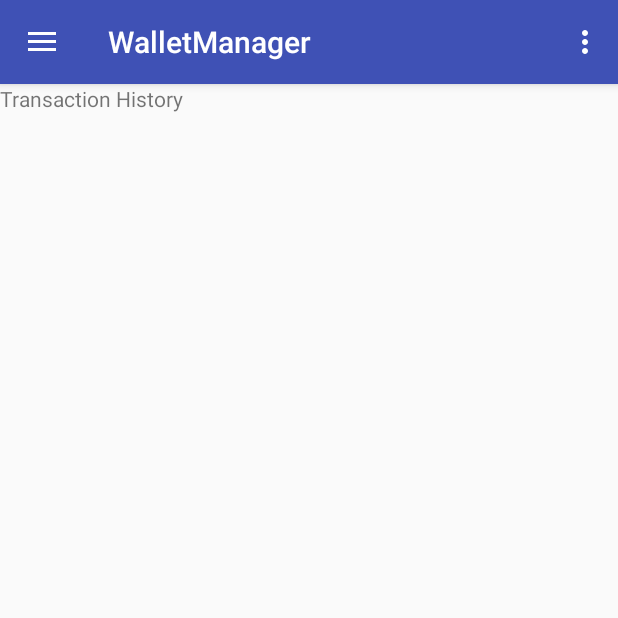
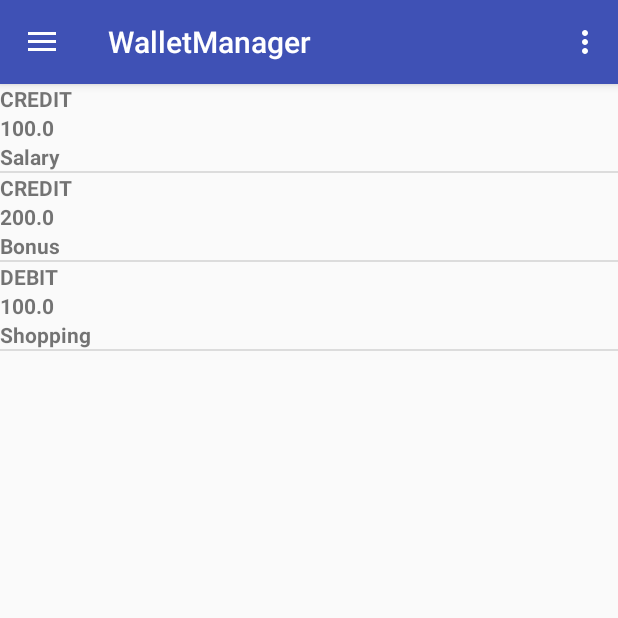
Before and after one commit to Dom07/WalletManager, an Android app: the screen it shows after launch (MainActivity), in the side drawer, after a tap on "Transaction History", on a phone screen of 412 x 824 dp, the top half of it. Run offline under Robolectric (Android 15) with nearby library versions, the phone set to English and light mode, and no system bars; 2 statements that could not run were skipped.

Commit message:
Created ListView for TransactionHistory along with adapter. Db part is left

```diff
--- a/app/src/main/java/com/dom5230/utility/walletmanager/MySqliteTaskHelper.java
+++ b/app/src/main/java/com/dom5230/utility/walletmanager/MySqliteTaskHelper.java
@@ -1,12 +1,10 @@
 package com.dom5230.utility.walletmanager;
 
-import android.content.ContentValues;
 import android.content.Context;
 import android.database.Cursor;
 import android.database.sqlite.SQLiteDatabase;
 import android.database.sqlite.SQLiteOpenHelper;
 import android.util.Log;
-import android.widget.Toast;
 
 /**
  * Created by root on 7/3/18.
@@ -16,8 +14,6 @@ public class MySqliteTaskHelper extends SQLiteOpenHelper {
 
     private static MySqliteTaskHelper sqliteTaskHelperInstance = null;
     private SQLiteDatabase db;
-    private final String CREDIT = "CREDIT";
-    private final String DEBIT = "DEBIT";
 
     public MySqliteTaskHelper(Context context) {
         super(context, "transaction.db",null,1);
@@ -33,6 +29,7 @@ public class MySqliteTaskHelper extends SQLiteOpenHelper {
     @Override
     public void onCreate(SQLiteDatabase db) {
         db.execSQL("CREATE TABLE MAIN_BALANCE (NAME TEXT, BALANCE NUMBER)");
+        db.execSQL("CREATE TABLE TRANS_HISTORY (SERIAL_NUMBER NUMBER PRIMARY KEY AUTOINCREMENT DEFAULT 1, TIMESTAMP NUMBER, TRANS_MODE STRING, AMOUNT NUMBER) ");
     }
 
     @Override
@@ -40,58 +37,6 @@ public class MySqliteTaskHelper extends SQLiteOpenHelper {
         db.execSQL("DROP TABLE IF EXISTS MAIN_BALANCE");
         onCreate(db);
     }
-
-//    public void processTransaction(String transactionMode, float amount, Context context){
-//        float currentBalance = getCurrentBalance(context);
-//        Log.d("SQL","CurrentBalance : Rs."+currentBalance);
-//        sqliteTaskHelperInstance = MySqliteTaskHelper.getInstance(context);
-//        db = sqliteTaskHelperInstance.getWritableDatabase();
-//        if(transactionMode.equals(CREDIT)){
-//            currentBalance+=amount;
-//            Log.d("SQL","After Credit, CurrentBalance : Rs."+currentBalance);
-//        }else{
-//            currentBalance-=amount;
-//            Log.d("SQL","After Debit, CurrentBalance : Rs."+currentBalance);
-//        }
-//        ContentValues values = new ContentValues();
-//        values.put("BALANCE", currentBalance);
-//        db.update("MAIN_BALANCE", values, "NAME ='TOTAL'", null);
-//        close(db, sqliteTaskHelperInstance);
-//    }
-
-
-//    public void onTransaction(Float amount, Context context,String transactionMode){
-//        if(transactionMode.equals(CREDIT)){
-//            if(checkIfRowExists(context)==0)
-//                firstCredit(context, amount);
-//            else{
-//                processTransaction(transactionMode, amount, context);
-//            }
-//        }
-//        else if(transactionMode.equals(DEBIT)){
-//            if(checkIfRowExists(context)==0)
-//                Toast.makeText(context,"Nothing to Debit",Toast.LENGTH_SHORT).show();
-//            else{
-//                processTransaction(transactionMode, amount, context);
-//            }
-//        }
-//    }
-
-
-//    public void firstCredit(Context context, float amount){
-//        if(checkIfRowExists(context) == 0) {
-//            sqliteTaskHelperInstance = MySqliteTaskHelper.getInstance(context);
-//            db = sqliteTaskHelperInstance.getWritableDatabase();
-//            ContentValues values = new ContentValues();
-//            values.put("NAME", "TOTAL");
-//            values.put("BALANCE", amount);
-//            db.insert("MAIN_BALANCE", null, values);
-//            Log.d("SQL","First Row Inserted");
-//            close(db,sqliteTaskHelperInstance);
-//        }else{
-//            Log.d("SQL", "Row Exists");
-//        }
-//    }
 
     public int checkIfRowExists(Context context){
         sqliteTaskHelperInstance = MySqliteTaskHelper.getInstance(context);
--- a/app/src/main/java/com/dom5230/utility/walletmanager/TransactionHistory.java
+++ b/app/src/main/java/com/dom5230/utility/walletmanager/TransactionHistory.java
@@ -8,6 +8,7 @@ import android.support.v4.app.Fragment;
 import android.view.LayoutInflater;
 import android.view.View;
 import android.view.ViewGroup;
+import android.widget.ListView;
 
 
 public class TransactionHistory extends Fragment {
@@ -15,6 +16,12 @@ public class TransactionHistory extends Fragment {
     @Override
     public View onCreateView(LayoutInflater inflater, @Nullable ViewGroup container, @Nullable Bundle savedInstanceState) {
         View view = inflater.inflate(R.layout.fragment_transaction_history, container, false);
+        String[] mode ={"CREDIT","CREDIT","DEBIT"};
+        float[] amount = {100,200,100};
+        String[] reason = {"Salary","Bonus","Shopping"};
+        ListView lv = view.findViewById(R.id.lvTransactionsHistory);
+        TransactionHistoryAdapter ta = new TransactionHistoryAdapter(getActivity(),mode,amount,reason);
+        lv.setAdapter(ta);
         return view;
     }
 }
--- /dev/null
+++ b/app/src/main/java/com/dom5230/utility/walletmanager/TransactionHistoryAdapter.java
@@ -0,0 +1,42 @@
+package com.dom5230.utility.walletmanager;
+
+import android.app.Activity;
+import android.view.LayoutInflater;
+import android.view.View;
+import android.view.ViewGroup;
+import android.widget.ArrayAdapter;
+import android.widget.TextView;
+
+/**
+ * Created by root on 11/3/18.
+ */
+
+public class TransactionHistoryAdapter extends ArrayAdapter {
+
+    Activity context;
+    String[] transactionMode;
+    float[] amount;
+    String[] reason;
+    TextView tvTransactionMode, tvTransactionAmount, tvTransactionReason;
+
+    public TransactionHistoryAdapter(Activity context, String[] transactionMode, float[] amount, String[] reason){
+        super(context,R.layout.transaction_history_row,transactionMode);
+        this.context = context;
+        this.transactionMode = transactionMode;
+        this.amount = amount;
+        this.reason = reason;
+    }
+
+    @Override
+    public View getView(int position,View convertView,ViewGroup parent) {
+        LayoutInflater inflater = context.getLayoutInflater();
+        View rowView = inflater.inflate(R.layout.transaction_history_row,null,true);
+        tvTransactionMode = rowView.findViewById(R.id.tvTransactionMode);
+        tvTransactionAmount = rowView.findViewById(R.id.tvTransactionAmount);
+        tvTransactionReason = rowView.findViewById(R.id.tvTransactionReason);
+        tvTransactionMode.setText(transactionMode[position]);
+        tvTransactionAmount.setText(String.valueOf(amount[position]));
+        tvTransactionReason.setText(reason[position]);
+        return rowView;
+    }
+}
--- a/app/src/main/res/layout/fragment_transaction_history.xml
+++ b/app/src/main/res/layout/fragment_transaction_history.xml
@@ -1,13 +1,18 @@
 <FrameLayout xmlns:android="http://schemas.android.com/apk/res/android"
     xmlns:tools="http://schemas.android.com/tools"
     android:layout_width="match_parent"
-    android:layout_height="match_parent"
+    android:layout_height="wrap_content"
     tools:context="com.dom5230.utility.walletmanager.TransactionHistory">
 
     <!-- TODO: Update blank fragment layout -->
-    <TextView
-        android:layout_width="match_parent"
-        android:layout_height="match_parent"
-        android:text="Transaction History" />
+    <RelativeLayout
+        android:layout_width="wrap_content"
+        android:layout_height="match_parent">
+        <ListView
+            android:id="@+id/lvTransactionsHistory"
+            android:layout_width="wrap_content"
+            android:layout_height="match_parent">
+        </ListView>
+    </RelativeLayout>
 
 </FrameLayout>
--- /dev/null
+++ b/app/src/main/res/layout/transaction_history_row.xml
@@ -0,0 +1,28 @@
+<?xml version="1.0" encoding="utf-8"?>
+<LinearLayout xmlns:android="http://schemas.android.com/apk/res/android"
+    android:orientation="vertical"
+    android:layout_width="match_parent" android:layout_height="wrap_content"
+    android:layout_margin="10dp">
+
+    <TextView
+        android:text="Credit"
+        android:layout_width="wrap_content"
+        android:layout_height="wrap_content"
+        android:id="@+id/tvTransactionMode"
+        android:textStyle="bold"/>
+
+    <TextView
+        android:textStyle="bold"
+        android:text="Rs.100"
+        android:layout_width="wrap_content"
+        android:layout_height="wrap_content"
+        android:id="@+id/tvTransactionAmount"/>
+
+    <TextView
+        android:textStyle="bold"
+        android:text="Online Shopping"
+        android:layout_width="wrap_content"
+        android:layout_height="wrap_content"
+        android:id="@+id/tvTransactionReason"/>
+
+</LinearLayout>
```
